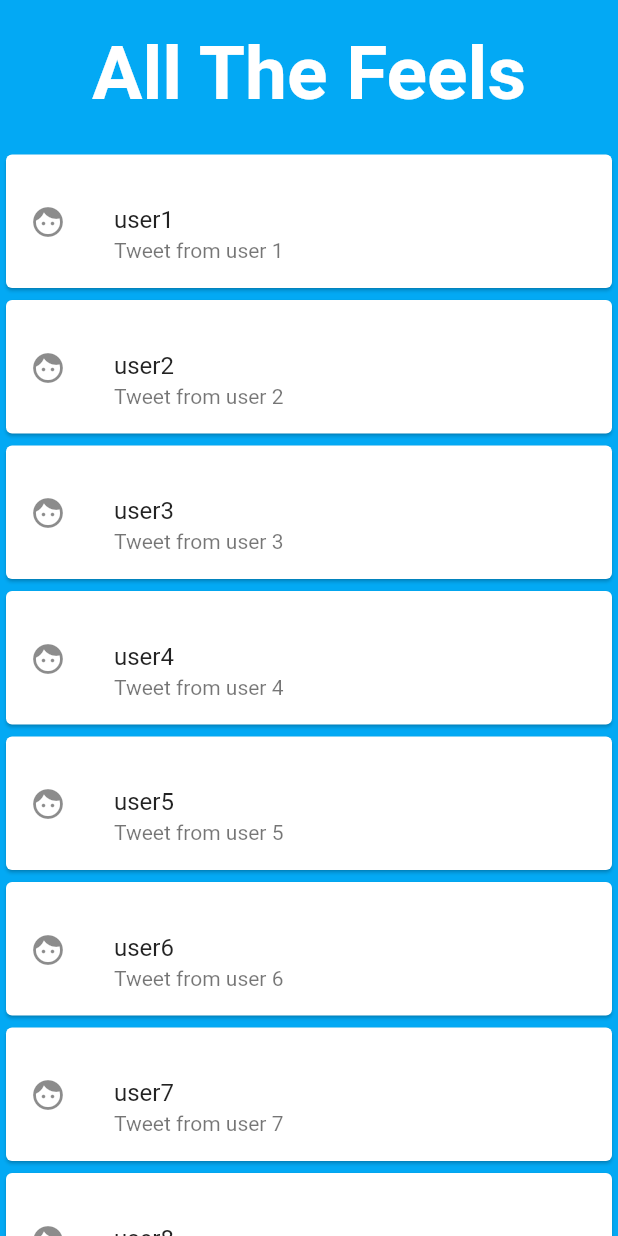
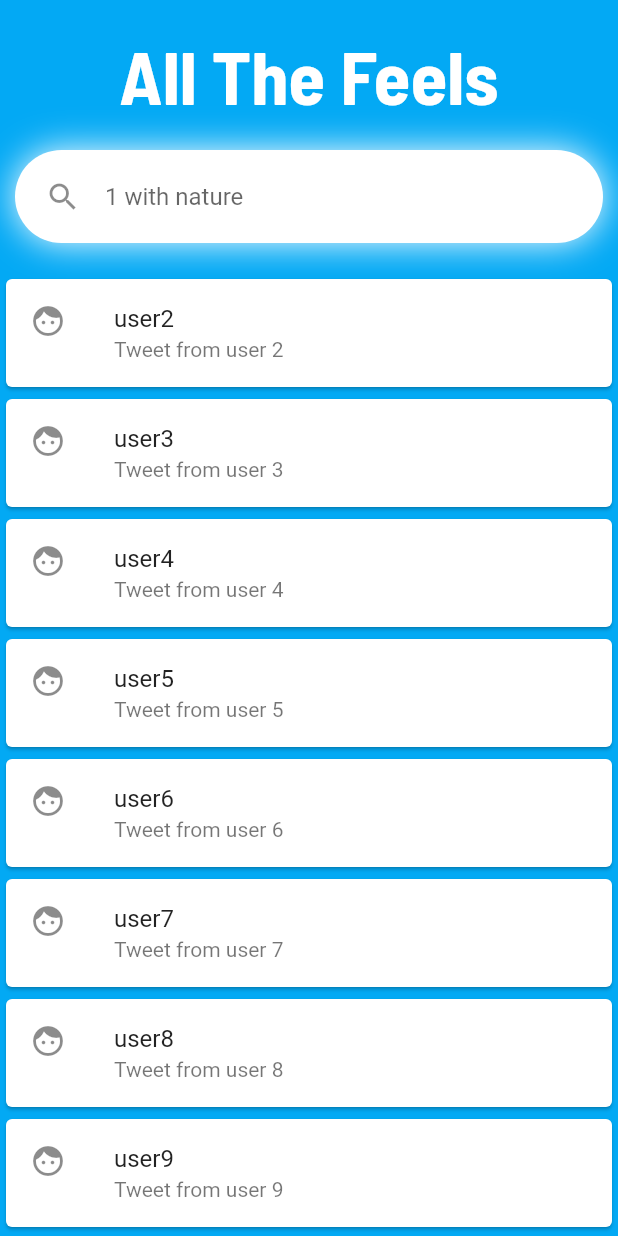
Before and after one commit to rpadilla6/All_The_Feels-Flutter, a Flutter app: the screen it shows after launch, on a phone screen of 412 x 824 dp. Run offline on Flutter 3.47's test engine with Material 2 defaults, Android fonts, the phone set to English and light mode, and no system bars.

Commit message:
Added search bar, will think about making code more modular

```diff
--- a/lib/model/list_items.dart
+++ b/lib/model/list_items.dart
@@ -13,3 +13,9 @@ class TweetCard implements ListItem {
 
   TweetCard(this.handle, this.body, this.rating);
 }
+
+class SearchBar implements ListItem {
+  final String searchHelp;
+
+  SearchBar(this.searchHelp);
+}
--- a/lib/ui/home.dart
+++ b/lib/ui/home.dart
@@ -10,12 +10,16 @@ class _HomePageState extends State<HomePage> {
   List<ListItem> items;
 
   _HomePageState() {
-    items = List<ListItem>.generate(
-      16,
-      (i) => i == 0
-          ? AppTitle("All The Feels")
-          : TweetCard("user$i", "Tweet from user $i", 0.5),
-    );
+    // Generate the list of items for testing
+    items = List<ListItem>.generate(16, (i) {
+      if (i == 0) {
+        return AppTitle("All The Feels");
+      } else if (i == 1) {
+        return SearchBar("$i with nature");
+      } else {
+        return TweetCard("user$i", "Tweet from user $i", 0.5);
+      }
+    });
   }
 
   @override
@@ -38,18 +42,34 @@ class _HomePageState extends State<HomePage> {
                             style: TextStyle(
                                 fontWeight: FontWeight.w700,
                                 color: Colors.white,
-                          fontSize: 50.0),
+                                fontSize: 50.0,
+                                fontFamily: 'BarlowSemiCondensed'),
                           ),
                         ));
+
                     //Make the Cards
+                  } else if (item is SearchBar) {
+                    return Container(
+                        padding: const EdgeInsets.symmetric(vertical: 7.0, horizontal: 20.0),
+                        margin: const EdgeInsets.only(left: 10.0, right: 10.0, bottom: 20.0),
+                        decoration: BoxDecoration(
+                            color: Theme.of(context).accentColor,
+                            borderRadius: new BorderRadius.circular(50.0),
+                            boxShadow: [
+                              new BoxShadow(
+                                  color: Colors.white, blurRadius: 20.0)
+                            ]),
+                        child: TextField(
+                          decoration: new InputDecoration(
+                            border: InputBorder.none,
+                              hintText: item.searchHelp,
+                              icon: const Icon(Icons.search)),
+                        ));
                   } else if (item is TweetCard) {
                     return new Card(
                       child: Column(
                         mainAxisSize: MainAxisSize.min,
                         children: <Widget>[
-                    Padding(
-                      padding: const EdgeInsets.only(top: 17.0),
-                    ),
                           ListTile(
                             leading: const Icon(Icons.face),
                             title: Text(item.handle),
@@ -59,7 +79,6 @@ class _HomePageState extends State<HomePage> {
                       ),
                     );
                   }
-          }),
-    ));
+                })));
   }
 }
```
Also changed, not shown: pubspec.yaml (+6 -3 lines). Lines whose indentation alone changed are shown as unchanged.
